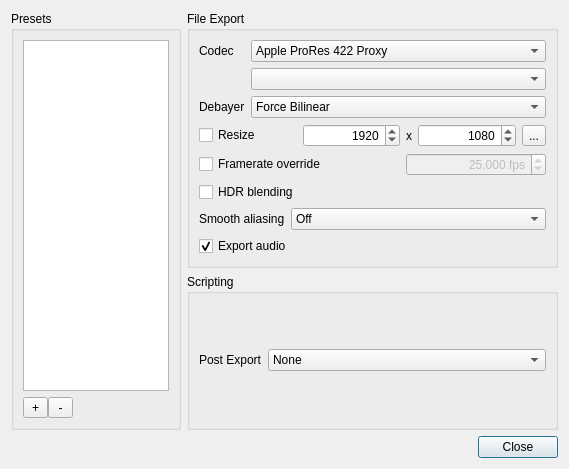
Above: platform/qt/ExportSettingsDialog.ui from ilia3101/MLV-App before the change. Below: the same form after it.
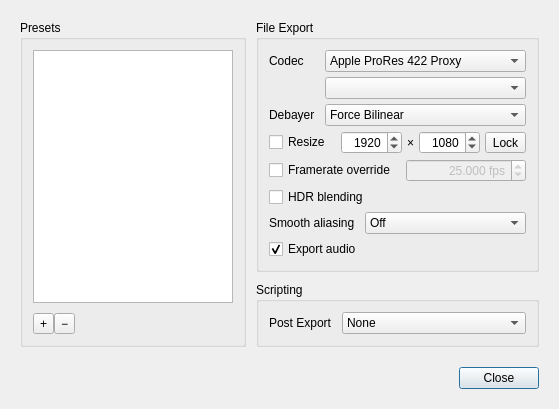
That is the form after the change. Icons and pictures are not drawn.

The edit to the form file:
```diff
--- a/platform/qt/ExportSettingsDialog.ui
+++ b/platform/qt/ExportSettingsDialog.ui
@@ -2,54 +2,61 @@
 <ui version="4.0">
  <class>ExportSettingsDialog</class>
  <widget class="QDialog" name="ExportSettingsDialog">
-  <property name="geometry">
-   <rect>
-    <x>0</x>
-    <y>0</y>
-    <width>569</width>
-    <height>469</height>
-   </rect>
-  </property>
-  <property name="sizePolicy">
-   <sizepolicy hsizetype="Preferred" vsizetype="Preferred">
-    <horstretch>0</horstretch>
-    <verstretch>0</verstretch>
-   </sizepolicy>
-  </property>
   <property name="windowTitle">
    <string>Export Settings</string>
   </property>
-  <layout class="QGridLayout" name="gridLayout_7">
-   <item row="0" column="0" rowspan="2">
+  <layout class="QGridLayout" name="gridLayout">
+   <property name="leftMargin">
+    <number>20</number>
+   </property>
+   <property name="topMargin">
+    <number>20</number>
+   </property>
+   <property name="rightMargin">
+    <number>20</number>
+   </property>
+   <property name="bottomMargin">
+    <number>20</number>
+   </property>
+   <property name="horizontalSpacing">
+    <number>10</number>
+   </property>
+   <property name="verticalSpacing">
+    <number>20</number>
+   </property>
+   <item row="0" column="0">
     <widget class="QGroupBox" name="groupBox_2">
-     <property name="sizePolicy">
-      <sizepolicy hsizetype="Fixed" vsizetype="Preferred">
-       <horstretch>0</horstretch>
-       <verstretch>0</verstretch>
-      </sizepolicy>
-     </property>
-     <property name="maximumSize">
-      <size>
-       <width>170</width>
-       <height>16777215</height>
-      </size>
-     </property>
      <property name="title">
       <string>Presets</string>
      </property>
-     <layout class="QGridLayout" name="gridLayout_5">
-      <item row="0" column="0">
+     <layout class="QVBoxLayout" name="verticalLayout_3">
+      <property name="spacing">
+       <number>10</number>
+      </property>
+      <property name="leftMargin">
+       <number>10</number>
+      </property>
+      <property name="topMargin">
+       <number>10</number>
+      </property>
+      <property name="rightMargin">
+       <number>10</number>
+      </property>
+      <property name="bottomMargin">
+       <number>10</number>
+      </property>
+      <item>
        <widget class="QListWidget" name="listWidget">
         <property name="sizePolicy">
-         <sizepolicy hsizetype="Expanding" vsizetype="Expanding">
+         <sizepolicy hsizetype="Ignored" vsizetype="Expanding">
           <horstretch>0</horstretch>
           <verstretch>0</verstretch>
          </sizepolicy>
         </property>
-        <property name="maximumSize">
+        <property name="minimumSize">
          <size>
-          <width>16777215</width>
-          <height>16777215</height>
+          <width>200</width>
+          <height>0</height>
          </size>
         </property>
         <property name="showDropIndicator" stdset="0">
@@ -69,25 +76,13 @@
         </property>
        </widget>
       </item>
-      <item row="1" column="0">
+      <item>
        <layout class="QHBoxLayout" name="horizontalLayout">
         <property name="spacing">
          <number>0</number>
         </property>
         <item>
          <widget class="QToolButton" name="toolButtonAddPreset">
-          <property name="minimumSize">
-           <size>
-            <width>25</width>
-            <height>0</height>
-           </size>
-          </property>
-          <property name="maximumSize">
-           <size>
-            <width>25</width>
-            <height>16777215</height>
-           </size>
-          </property>
           <property name="toolTip">
            <string>Add and save current settings as preset</string>
           </property>
@@ -102,23 +97,11 @@
         </item>
         <item>
          <widget class="QToolButton" name="toolButtonDeletePreset">
-          <property name="minimumSize">
-           <size>
-            <width>25</width>
-            <height>0</height>
-           </size>
-          </property>
-          <property name="maximumSize">
-           <size>
-            <width>25</width>
-            <height>16777215</height>
-           </size>
-          </property>
           <property name="toolTip">
            <string>Delete selected preset from list</string>
           </property>
           <property name="text">
-           <string>-</string>
+           <string>−</string>
           </property>
           <property name="icon">
            <iconset resource="ressources.qrc">
@@ -133,8 +116,8 @@
           </property>
           <property name="sizeHint" stdset="0">
            <size>
-            <width>40</width>
-            <height>20</height>
+            <width>0</width>
+            <height>0</height>
            </size>
           </property>
          </spacer>
@@ -144,16 +127,138 @@
      </layout>
     </widget>
    </item>
+   <item row="1" column="0" colspan="2">
+    <layout class="QHBoxLayout" name="horizontalLayout_2">
+     <item>
+      <spacer name="horizontalSpacer">
+       <property name="orientation">
+        <enum>Qt::Orientation::Horizontal</enum>
+       </property>
+       <property name="sizeHint" stdset="0">
+        <size>
+         <width>0</width>
+         <height>0</height>
+        </size>
+       </property>
+      </spacer>
+     </item>
+     <item>
+      <widget class="QPushButton" name="pushButtonClose">
+       <property name="text">
+        <string>Close</string>
+       </property>
+      </widget>
+     </item>
+    </layout>
+   </item>
    <item row="0" column="1">
+    <widget class="QWidget" name="verticalLayout_1" native="true">
+     <property name="sizePolicy">
+      <sizepolicy hsizetype="Expanding" vsizetype="Preferred">
+       <horstretch>0</horstretch>
+       <verstretch>0</verstretch>
+      </sizepolicy>
+     </property>
+     <layout class="QVBoxLayout" name="verticalLayout_4">
+      <property name="spacing">
+       <number>0</number>
+      </property>
+      <property name="leftMargin">
+       <number>0</number>
+      </property>
+      <property name="topMargin">
+       <number>0</number>
+      </property>
+      <property name="rightMargin">
+       <number>0</number>
+      </property>
+      <property name="bottomMargin">
+       <number>0</number>
+      </property>
+      <item>
+       <layout class="QVBoxLayout" name="verticalLayout_2">
+        <property name="spacing">
+         <number>10</number>
+        </property>
+        <item>
     <widget class="QGroupBox" name="groupBox">
      <property name="title">
       <string>File Export</string>
      </property>
-     <layout class="QVBoxLayout" name="verticalLayout_2">
+          <layout class="QVBoxLayout" name="verticalLayout">
+           <property name="spacing">
+            <number>5</number>
+           </property>
+           <property name="leftMargin">
+            <number>10</number>
+           </property>
+           <property name="topMargin">
+            <number>10</number>
+           </property>
+           <property name="rightMargin">
+            <number>10</number>
+           </property>
+           <property name="bottomMargin">
+            <number>10</number>
+           </property>
       <item>
-       <layout class="QGridLayout" name="gridLayout_2">
+            <layout class="QGridLayout" name="gridLayout_2" columnstretch="0,1">
+             <property name="horizontalSpacing">
+              <number>10</number>
+             </property>
+             <property name="verticalSpacing">
+              <number>5</number>
+             </property>
+             <item row="2" column="1">
+              <widget class="QComboBox" name="comboBoxDebayer">
+               <property name="sizePolicy">
+                <sizepolicy hsizetype="Expanding" vsizetype="Fixed">
+                 <horstretch>0</horstretch>
+                 <verstretch>0</verstretch>
+                </sizepolicy>
+               </property>
+               <item>
+                <property name="text">
+                 <string>Force Bilinear</string>
+                </property>
+               </item>
+               <item>
+                <property name="text">
+                 <string>Force AMaZE</string>
+                </property>
+               </item>
+               <item>
+                <property name="text">
+                 <string>Force LMMSE</string>
+                </property>
+               </item>
+               <item>
+                <property name="text">
+                 <string>Force IGV</string>
+                </property>
+               </item>
+               <item>
+                <property name="text">
+                 <string>Receipt configuration</string>
+                </property>
+               </item>
+              </widget>
+             </item>
+             <item row="2" column="0">
+              <widget class="QLabel" name="labelDebayer">
+               <property name="text">
+                <string>Debayer</string>
+               </property>
+              </widget>
+             </item>
         <item row="0" column="1">
          <widget class="QComboBox" name="comboBoxCodec">
+               <property name="sizePolicy">
+                <sizepolicy hsizetype="Expanding" vsizetype="Fixed">
+                 <horstretch>0</horstretch>
+                 <verstretch>0</verstretch>
+                </sizepolicy>
+               </property>
           <item>
            <property name="text">
             <string>Apple ProRes 422 Proxy</string>
@@ -281,60 +386,49 @@
           </item>
          </widget>
         </item>
-        <item row="1" column="1">
-         <widget class="QComboBox" name="comboBoxOption"/>
-        </item>
         <item row="0" column="0">
          <widget class="QLabel" name="label">
-          <property name="sizePolicy">
-           <sizepolicy hsizetype="Fixed" vsizetype="Preferred">
-            <horstretch>0</horstretch>
-            <verstretch>0</verstretch>
-           </sizepolicy>
-          </property>
           <property name="text">
            <string>Codec</string>
           </property>
          </widget>
         </item>
-        <item row="2" column="1">
-         <widget class="QComboBox" name="comboBoxDebayer">
-          <item>
-           <property name="text">
-            <string>Force Bilinear</string>
-           </property>
-          </item>
-          <item>
-           <property name="text">
-            <string>Force AMaZE</string>
-           </property>
-          </item>
-          <item>
-           <property name="text">
-            <string>Force LMMSE</string>
-           </property>
-          </item>
-          <item>
-           <property name="text">
-            <string>Force IGV</string>
-           </property>
-          </item>
-          <item>
-           <property name="text">
-            <string>Receipt configuration</string>
-           </property>
-          </item>
-         </widget>
-        </item>
-        <item row="2" column="0">
-         <widget class="QLabel" name="labelDebayer">
-          <property name="text">
-           <string>Debayer</string>
+             <item row="1" column="1">
+              <widget class="QComboBox" name="comboBoxOption">
+               <property name="sizePolicy">
+                <sizepolicy hsizetype="Expanding" vsizetype="Fixed">
+                 <horstretch>0</horstretch>
+                 <verstretch>0</verstretch>
+                </sizepolicy>
           </property>
          </widget>
         </item>
         <item row="1" column="0">
+              <layout class="QHBoxLayout" name="horizontalLayout_4">
+               <property name="spacing">
+                <number>0</number>
+               </property>
+               <item>
+                <spacer name="horizontalSpacer_2">
+                 <property name="orientation">
+                  <enum>Qt::Orientation::Horizontal</enum>
+                 </property>
+                 <property name="sizeHint" stdset="0">
+                  <size>
+                   <width>0</width>
+                   <height>0</height>
+                  </size>
+                 </property>
+                </spacer>
+               </item>
+               <item>
          <widget class="QLabel" name="label_Info">
+                 <property name="maximumSize">
+                  <size>
+                   <width>16</width>
+                   <height>16</height>
+                  </size>
+                 </property>
           <property name="text">
            <string/>
           </property>
@@ -345,48 +439,48 @@
         </item>
        </layout>
       </item>
+            </layout>
+           </item>
       <item>
-       <layout class="QGridLayout" name="gridLayout">
-        <item row="0" column="3">
-         <widget class="QSpinBox" name="spinBoxHeight">
-          <property name="alignment">
-           <set>Qt::AlignRight|Qt::AlignTrailing|Qt::AlignVCenter</set>
-          </property>
-          <property name="minimum">
-           <number>100</number>
-          </property>
-          <property name="maximum">
-           <number>10000</number>
-          </property>
-          <property name="value">
-           <number>1080</number>
-          </property>
-         </widget>
-        </item>
-        <item row="0" column="1">
-         <widget class="QSpinBox" name="spinBoxWidth">
-          <property name="alignment">
-           <set>Qt::AlignRight|Qt::AlignTrailing|Qt::AlignVCenter</set>
-          </property>
-          <property name="minimum">
-           <number>100</number>
-          </property>
-          <property name="maximum">
-           <number>10000</number>
-          </property>
-          <property name="value">
-           <number>1920</number>
-          </property>
-         </widget>
-        </item>
-        <item row="0" column="0">
+            <layout class="QHBoxLayout" name="horizontalLayout_8">
+             <property name="spacing">
+              <number>10</number>
+             </property>
+             <item>
          <widget class="QCheckBox" name="checkBoxResize">
           <property name="text">
            <string>Resize</string>
           </property>
          </widget>
         </item>
-        <item row="0" column="2">
+             <item>
+              <layout class="QHBoxLayout" name="horizontalLayout_6">
+               <property name="spacing">
+                <number>5</number>
+               </property>
+               <item>
+                <widget class="QSpinBox" name="spinBoxWidth">
+                 <property name="sizePolicy">
+                  <sizepolicy hsizetype="Expanding" vsizetype="Fixed">
+                   <horstretch>0</horstretch>
+                   <verstretch>0</verstretch>
+                  </sizepolicy>
+                 </property>
+                 <property name="alignment">
+                  <set>Qt::AlignmentFlag::AlignRight|Qt::AlignmentFlag::AlignTrailing|Qt::AlignmentFlag::AlignVCenter</set>
+                 </property>
+                 <property name="minimum">
+                  <number>100</number>
+                 </property>
+                 <property name="maximum">
+                  <number>10000</number>
+                 </property>
+                 <property name="value">
+                  <number>1920</number>
+                 </property>
+                </widget>
+               </item>
+               <item>
          <widget class="QLabel" name="label_3">
           <property name="sizePolicy">
            <sizepolicy hsizetype="Fixed" vsizetype="Preferred">
@@ -395,25 +489,77 @@
            </sizepolicy>
           </property>
           <property name="text">
-           <string>x</string>
+                  <string>×</string>
           </property>
          </widget>
         </item>
-        <item row="2" column="0" colspan="5">
-         <widget class="QCheckBox" name="checkBoxHdrBlending">
+               <item>
+                <widget class="QSpinBox" name="spinBoxHeight">
+                 <property name="sizePolicy">
+                  <sizepolicy hsizetype="Expanding" vsizetype="Fixed">
+                   <horstretch>0</horstretch>
+                   <verstretch>0</verstretch>
+                  </sizepolicy>
+                 </property>
+                 <property name="alignment">
+                  <set>Qt::AlignmentFlag::AlignRight|Qt::AlignmentFlag::AlignTrailing|Qt::AlignmentFlag::AlignVCenter</set>
+                 </property>
+                 <property name="minimum">
+                  <number>100</number>
+                 </property>
+                 <property name="maximum">
+                  <number>10000</number>
+                 </property>
+                 <property name="value">
+                  <number>1080</number>
+                 </property>
+                </widget>
+               </item>
+               <item>
+                <widget class="QToolButton" name="toolButtonLockHeight">
           <property name="toolTip">
            <string>Requires HDR clips!</string>
           </property>
           <property name="text">
-           <string>HDR blending</string>
-          </property>
-         </widget>
-        </item>
-        <item row="1" column="2" colspan="3">
+                  <string>Lock</string>
+                 </property>
+                 <property name="icon">
+                  <iconset resource="ressources.qrc">
+                   <normaloff>:/fontawesome/fontawesome/svgs-full/solid/lock-open.svg</normaloff>
+                   <normalon>:/fontawesome/fontawesome/svgs-full/solid/lock.svg</normalon>:/fontawesome/fontawesome/svgs-full/solid/lock-open.svg</iconset>
+                 </property>
+                 <property name="checkable">
+                  <bool>true</bool>
+                 </property>
+                </widget>
+               </item>
+              </layout>
+             </item>
+            </layout>
+           </item>
+           <item>
+            <layout class="QHBoxLayout" name="horizontalLayout_7">
+             <property name="spacing">
+              <number>10</number>
+             </property>
+             <item>
+              <widget class="QCheckBox" name="checkBoxFpsOverride">
+               <property name="text">
+                <string>Framerate override</string>
+               </property>
+              </widget>
+             </item>
+             <item>
          <widget class="QDoubleSpinBox" name="doubleSpinBoxFps">
           <property name="enabled">
            <bool>false</bool>
           </property>
+               <property name="sizePolicy">
+                <sizepolicy hsizetype="Expanding" vsizetype="Fixed">
+                 <horstretch>0</horstretch>
+                 <verstretch>0</verstretch>
+                </sizepolicy>
+               </property>
           <property name="alignment">
            <set>Qt::AlignRight|Qt::AlignTrailing|Qt::AlignVCenter</set>
           </property>
@@ -434,42 +580,25 @@
           </property>
          </widget>
         </item>
-        <item row="0" column="4">
-         <widget class="QToolButton" name="toolButtonLockHeight">
-          <property name="toolTip">
-           <string>Lock apect ratio - calculate height automatically</string>
-          </property>
-          <property name="text">
-           <string>...</string>
-          </property>
-          <property name="icon">
-           <iconset resource="ressources.qrc">
-            <normaloff>:/RetinaIMG/RetinaIMG/Actions-document-decrypt-icon.png</normaloff>:/RetinaIMG/RetinaIMG/Actions-document-decrypt-icon.png</iconset>
-          </property>
-          <property name="checkable">
-           <bool>true</bool>
-          </property>
-         </widget>
-        </item>
-        <item row="1" column="0" colspan="2">
-         <widget class="QCheckBox" name="checkBoxFpsOverride">
-          <property name="text">
-           <string>Framerate override</string>
-          </property>
-         </widget>
-        </item>
-       </layout>
-      </item>
+            </layout>
+           </item>
+           <item>
+            <widget class="QCheckBox" name="checkBoxHdrBlending">
+             <property name="toolTip">
+              <string>Requires HDR clips!</string>
+             </property>
+             <property name="text">
+              <string>HDR blending</string>
+             </property>
+            </widget>
+           </item>
       <item>
        <layout class="QHBoxLayout" name="horizontalLayout_5">
+             <property name="spacing">
+              <number>10</number>
+             </property>
         <item>
          <widget class="QLabel" name="label_Smoothing">
-          <property name="sizePolicy">
-           <sizepolicy hsizetype="Fixed" vsizetype="Preferred">
-            <horstretch>0</horstretch>
-            <verstretch>0</verstretch>
-           </sizepolicy>
-          </property>
           <property name="text">
            <string>Smooth aliasing</string>
           </property>
@@ -477,6 +606,12 @@
         </item>
         <item>
          <widget class="QComboBox" name="comboBoxSmoothing">
+               <property name="sizePolicy">
+                <sizepolicy hsizetype="Expanding" vsizetype="Fixed">
+                 <horstretch>0</horstretch>
+                 <verstretch>0</verstretch>
+                </sizepolicy>
+               </property>
           <property name="toolTip">
            <string>Use this option to smooth aliasing / moiree artifacts.
 This option is very slow and runs when export progressbar is at 100%!
@@ -527,8 +662,6 @@
         </item>
        </layout>
       </item>
-      <item>
-       <layout class="QHBoxLayout" name="horizontalLayout_4">
         <item>
          <widget class="QCheckBox" name="checkBoxExportAudio">
           <property name="enabled">
@@ -542,47 +675,50 @@
           </property>
          </widget>
         </item>
-        <item>
-         <spacer name="horizontalSpacer_2">
-          <property name="orientation">
-           <enum>Qt::Horizontal</enum>
-          </property>
-          <property name="sizeHint" stdset="0">
-           <size>
-            <width>40</width>
-            <height>20</height>
-           </size>
-          </property>
-         </spacer>
-        </item>
-       </layout>
-      </item>
      </layout>
     </widget>
    </item>
-   <item row="1" column="1">
+        <item>
     <widget class="QGroupBox" name="groupBoxScripting">
      <property name="title">
       <string>Scripting</string>
      </property>
-     <layout class="QGridLayout" name="gridLayout_4">
-      <item row="0" column="0">
-       <layout class="QGridLayout" name="gridLayout_3">
-        <item row="0" column="0">
+          <layout class="QVBoxLayout" name="verticalLayout_5">
+           <property name="spacing">
+            <number>5</number>
+           </property>
+           <property name="leftMargin">
+            <number>10</number>
+           </property>
+           <property name="topMargin">
+            <number>10</number>
+           </property>
+           <property name="rightMargin">
+            <number>10</number>
+           </property>
+           <property name="bottomMargin">
+            <number>10</number>
+           </property>
+           <item>
+            <layout class="QHBoxLayout" name="horizontalLayout_3">
+             <property name="spacing">
+              <number>10</number>
+             </property>
+             <item>
          <widget class="QLabel" name="label_2">
-          <property name="sizePolicy">
-           <sizepolicy hsizetype="Fixed" vsizetype="Preferred">
-            <horstretch>0</horstretch>
-            <verstretch>0</verstretch>
-           </sizepolicy>
-          </property>
           <property name="text">
            <string>Post Export</string>
           </property>
          </widget>
         </item>
-        <item row="0" column="1">
+             <item>
          <widget class="QComboBox" name="comboBoxPostExportScript">
+               <property name="sizePolicy">
+                <sizepolicy hsizetype="Expanding" vsizetype="Fixed">
+                 <horstretch>0</horstretch>
+                 <verstretch>0</verstretch>
+                </sizepolicy>
+               </property>
           <item>
            <property name="text">
             <string>None</string>
@@ -595,29 +731,23 @@
      </layout>
     </widget>
    </item>
-   <item row="2" column="0" colspan="2">
-    <layout class="QHBoxLayout" name="horizontalLayout_2">
+       </layout>
+      </item>
      <item>
-      <spacer name="horizontalSpacer">
+       <spacer name="verticalSpacer">
        <property name="orientation">
-        <enum>Qt::Horizontal</enum>
+         <enum>Qt::Orientation::Vertical</enum>
        </property>
        <property name="sizeHint" stdset="0">
         <size>
-         <width>212</width>
-         <height>20</height>
+          <width>0</width>
+          <height>0</height>
         </size>
        </property>
       </spacer>
      </item>
-     <item>
-      <widget class="QPushButton" name="pushButtonClose">
-       <property name="text">
-        <string>Close</string>
-       </property>
-      </widget>
-     </item>
-    </layout>
+     </layout>
+    </widget>
    </item>
   </layout>
  </widget>
```
Left out of the diff: 49 changed lines with no effect on the pictures. Lines whose indentation alone changed are shown as unchanged.
